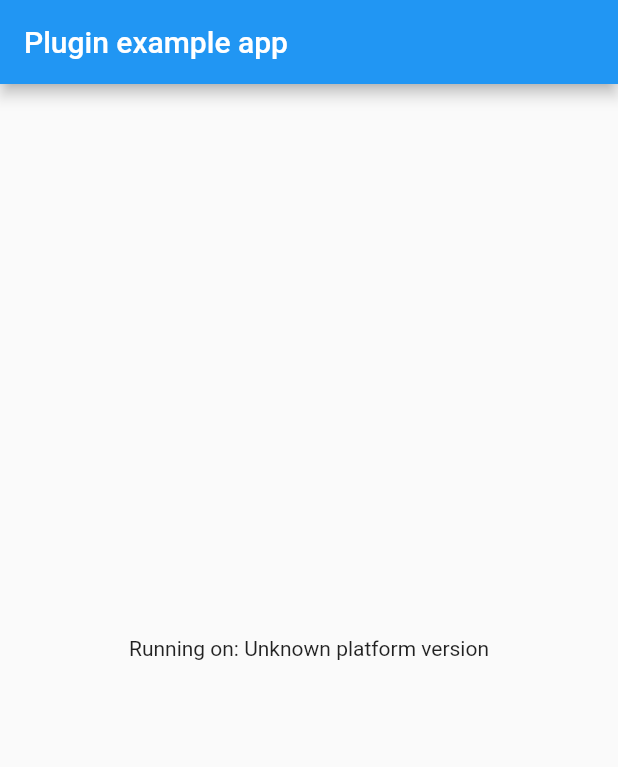
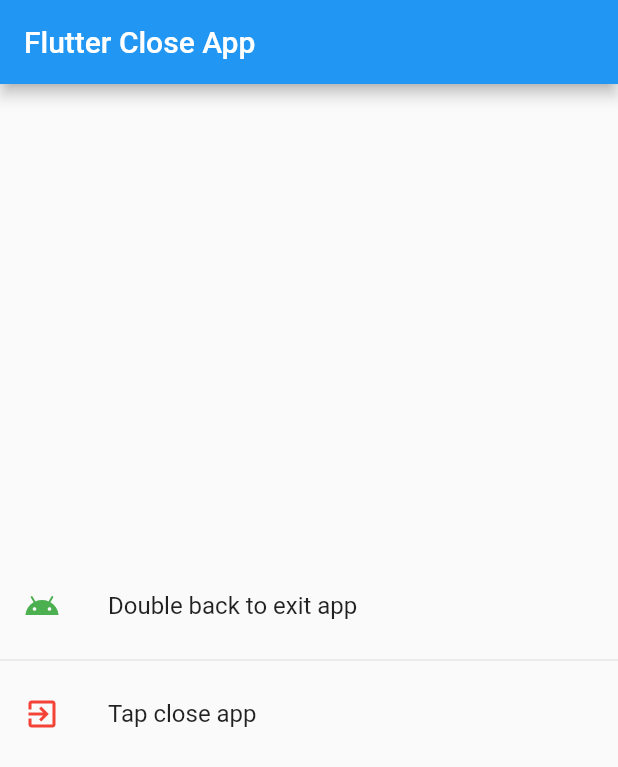
Before and after one commit to BytesZero/flutter_close_app, a Flutter app: the screen it shows after launch, on a phone screen of 412 x 824 dp. Shown: the top 767 px of the screen. Run offline on Flutter 3.47's test engine with Material 2 defaults, Android fonts, the phone set to English and light mode, and no system bars.

Commit message:
1、Add example

````diff
--- a/example/lib/main.dart
+++ b/example/lib/main.dart
@@ -1,60 +1,61 @@
 import 'package:flutter/material.dart';
-import 'dart:async';
-
-import 'package:flutter/services.dart';
 import 'package:flutter_close_app/flutter_close_app.dart';
 
 void main() {
   runApp(const MyApp());
 }
 
-class MyApp extends StatefulWidget {
+class MyApp extends StatelessWidget {
   const MyApp({Key? key}) : super(key: key);
 
   @override
-  State<MyApp> createState() => _MyAppState();
+  Widget build(BuildContext context) {
+    return const MaterialApp(home: HomePage());
+  }
 }
 
-class _MyAppState extends State<MyApp> {
-  String _platformVersion = 'Unknown';
-
-  @override
-  void initState() {
-    super.initState();
-    initPlatformState();
-  }
-
-  // Platform messages are asynchronous, so we initialize in an async method.
-  Future<void> initPlatformState() async {
-    String platformVersion;
-    // Platform messages may fail, so we use a try/catch PlatformException.
-    // We also handle the message potentially returning null.
-    try {
-      platformVersion =
-          await FlutterCloseApp.platformVersion ?? 'Unknown platform version';
-    } on PlatformException {
-      platformVersion = 'Failed to get platform version.';
-    }
-
-    // If the widget was removed from the tree while the asynchronous platform
-    // message was in flight, we want to discard the reply rather than calling
-    // setState to update our non-existent appearance.
-    if (!mounted) return;
-
-    setState(() {
-      _platformVersion = platformVersion;
-    });
-  }
+class HomePage extends StatelessWidget {
+  const HomePage({Key? key}) : super(key: key);
 
   @override
   Widget build(BuildContext context) {
-    return MaterialApp(
-      home: Scaffold(
+    return FlutterCloseAppPage(
+      interval: 2,
+      onCloseFailed: () {
+        // The interval is more than 2 seconds, or the return key is pressed for the first time
+        print('onCloseFailed');
+        ScaffoldMessenger.of(context).showSnackBar(const SnackBar(
+          content: Text('Press again to exit 🎉'),
+        ));
+      },
+      child: Scaffold(
         appBar: AppBar(
-          title: const Text('Plugin example app'),
+          title: const Text('Flutter Close App'),
         ),
         body: Center(
-          child: Text('Running on: $_platformVersion\n'),
+          child: Column(
+            mainAxisSize: MainAxisSize.min,
+            children: [
+              const ListTile(
+                leading: Icon(
+                  Icons.android,
+                  color: Colors.green,
+                ),
+                title: Text('Double back to exit app'),
+              ),
+              const Divider(),
+              ListTile(
+                leading: const Icon(
+                  Icons.exit_to_app,
+                  color: Colors.red,
+                ),
+                title: const Text('Tap close app'),
+                onTap: () {
+                  FlutterCloseApp.close();
+                },
+              ),
+            ],
+          ),
         ),
       ),
     );
--- a/lib/flutter_close_app.dart
+++ b/lib/flutter_close_app.dart
@@ -1,13 +1,59 @@
+import 'dart:io';
 
-import 'dart:async';
+import 'package:flutter/widgets.dart';
 
-import 'package:flutter/services.dart';
+/// Flutter Close App Page
+class FlutterCloseAppPage extends StatefulWidget {
+  const FlutterCloseAppPage({
+    Key? key,
+    required this.child,
+    this.interval = 2,
+    this.onCloseFailed,
+  }) : super(key: key);
 
-class FlutterCloseApp {
-  static const MethodChannel _channel = MethodChannel('flutter_close_app');
+  /// The widget to wrap.
+  final Widget child;
 
-  static Future<String?> get platformVersion async {
-    final String? version = await _channel.invokeMethod('getPlatformVersion');
-    return version;
+  /// The interval in seconds to close the app.
+  final int interval;
+
+  /// The callback when the condition is failed.
+  final VoidCallback? onCloseFailed;
+
+  @override
+  State<FlutterCloseAppPage> createState() => _FlutterCloseAppPageState();
+}
+
+class _FlutterCloseAppPageState extends State<FlutterCloseAppPage> {
+  int lastTime = 0;
+  @override
+  Widget build(BuildContext context) {
+    return WillPopScope(
+      onWillPop: () async {
+        if (!Platform.isAndroid) {
+          return true;
+        }
+        int diff = DateTime.now().second - lastTime;
+        if (diff >= 0 && diff <= widget.interval) {
+          exit(0);
+        } else {
+          lastTime = DateTime.now().second;
+          widget.onCloseFailed?.call();
+          return false;
+        }
+      },
+      child: widget.child,
+    );
   }
 }
+
+/// Flutter Close App
+class FlutterCloseApp {
+  /// Close the app
+  /// ```
+  /// FlutterCloseApp.close();
+  /// ```
+  static void close() {
+    exit(0);
+  }
+}
--- a/pubspec.yaml
+++ b/pubspec.yaml
@@ -1,7 +1,7 @@
 name: flutter_close_app
 description: A new flutter plugin project.
 version: 0.0.1
-homepage:
+homepage: https://github.com/yy1300326388/flutter_close_app
 
 environment:
   sdk: ">=2.12.0 <3.0.0"
````
Also changed, not shown: 68 other files.
